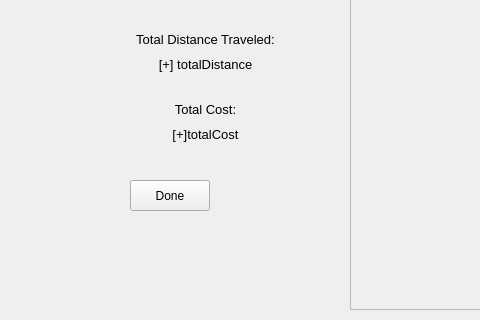
The window that endtour.ui (Rthiskidw/Project1-CollegeTouring) describes before a commit, drawn with Qt 5; both pictures show x 0 to 480 and y 101 to 421 of the 718 by 421 pixel window.
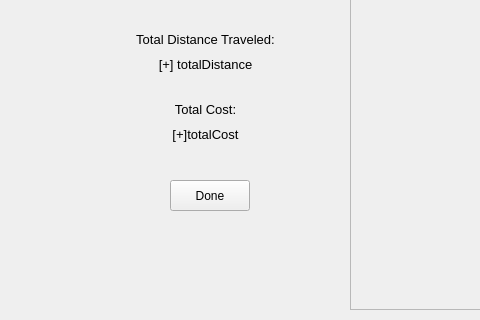
The same window after the commit.

```diff
--- a/endtour.ui
+++ b/endtour.ui
@@ -167,7 +167,7 @@
   <widget class="QPushButton" name="done_button">
    <property name="geometry">
     <rect>
-     <x>130</x>
+     <x>170</x>
      <y>281</y>
      <width>80</width>
      <height>31</height>
```
